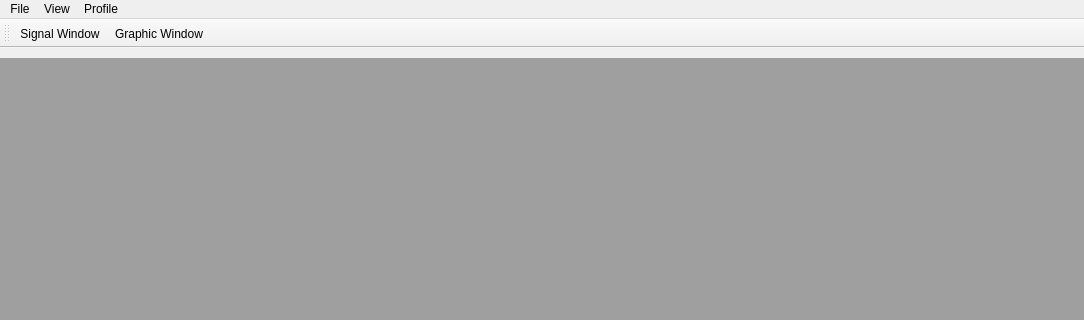
Before: the Qt Designer form Continental_Measurement_System/measuringwindow.ui in jatson/Conti_Measurement_Software, drawn with Qt 5; both pictures show x 0 to 1084 and y 0 to 320 of the 1084 by 659 pixel window.
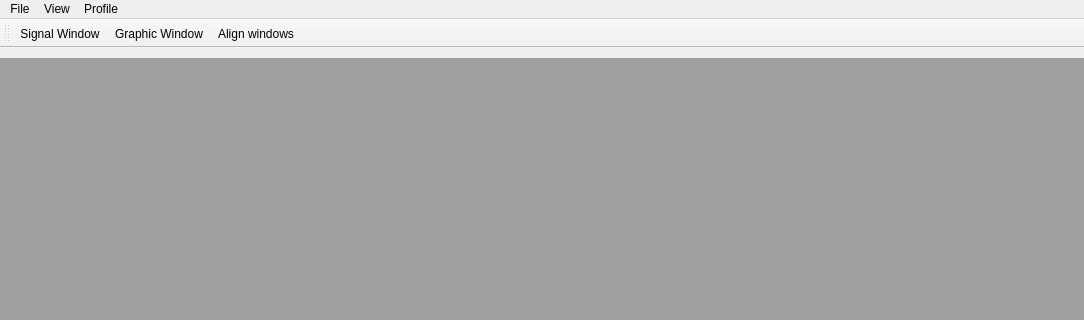
After: the same form once the commit is applied. Icons and pictures are not drawn.

Commit message: Align window feature added

Patch:
```diff
--- a/Continental_Measurement_System/measuringwindow.ui
+++ b/Continental_Measurement_System/measuringwindow.ui
@@ -96,6 +96,7 @@
    </attribute>
    <addaction name="actionSignal_window"/>
    <addaction name="actionGraphic_Window"/>
+   <addaction name="actionAlign_windows"/>
   </widget>
   <action name="actionSaveProfil">
    <property name="text">
@@ -165,6 +166,15 @@
     <string>MDF file info</string>
    </property>
   </action>
+  <action name="actionAlign_windows">
+   <property name="icon">
+    <iconset resource="resources/MyResources.qrc">
+     <normaloff>:/Images/icons/Cascade-512.png</normaloff>:/Images/icons/Cascade-512.png</iconset>
+   </property>
+   <property name="text">
+    <string>Align windows</string>
+   </property>
+  </action>
  </widget>
  <resources>
   <include location="resources/MyResources.qrc"/>
```
Left out of the diff: 1 changed line with no effect on the pictures. The commit also changes 7 other files.
